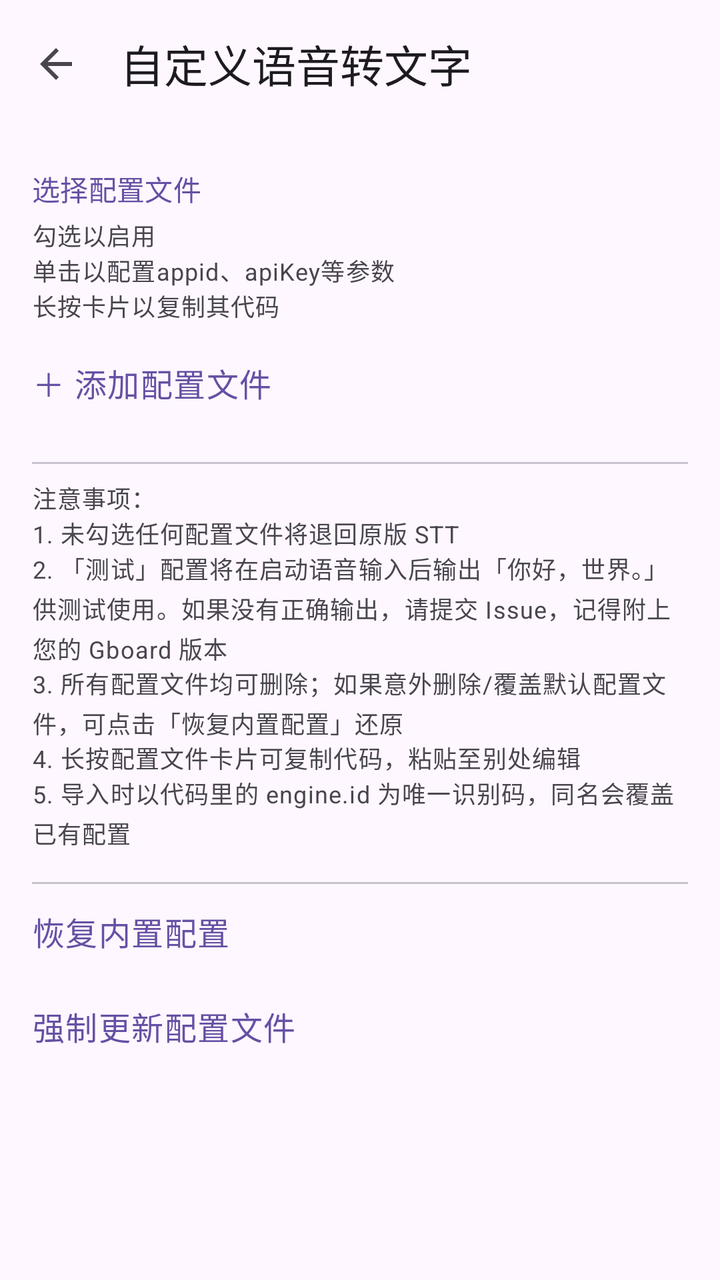
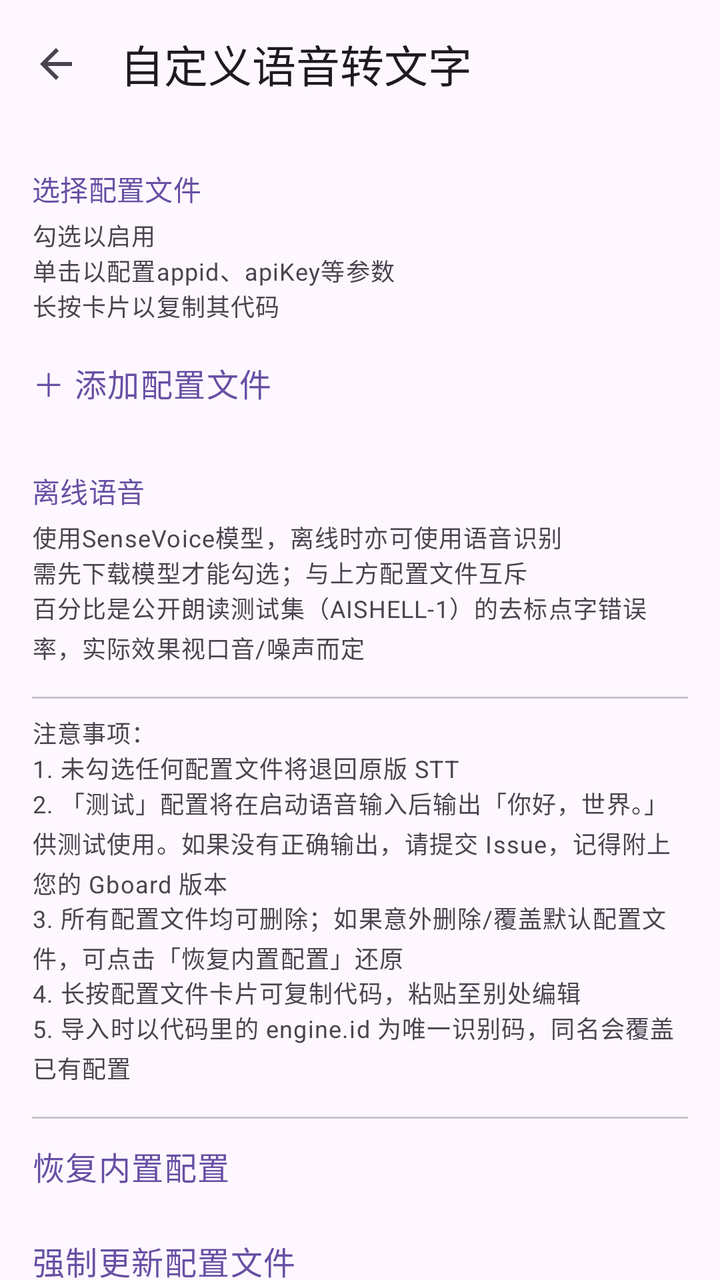

An Android layout rendered at two revisions. The XML below is the earlier revision; the diff shows what the commit changed to produce the second picture.
<!-- AndroidManifest.xml: application theme Theme.GboardExt -->
<!-- res/layout/activity_voice_engine.xml -->
<?xml version="1.0" encoding="utf-8"?>
<LinearLayout xmlns:android="http://schemas.android.com/apk/res/android"
    xmlns:app="http://schemas.android.com/apk/res-auto"
    android:layout_width="match_parent"
    android:layout_height="match_parent"
    android:fitsSystemWindows="true"
    android:orientation="vertical">

    <com.google.android.material.appbar.MaterialToolbar
        android:id="@+id/toolbar"
        android:layout_width="match_parent"
        android:layout_height="?attr/actionBarSize"
        app:navigationIcon="?attr/homeAsUpIndicator"
        app:title="自定义语音转文字" />

    <androidx.core.widget.NestedScrollView
        android:layout_width="match_parent"
        android:layout_height="match_parent"
        android:fitsSystemWindows="true"
        android:fillViewport="true">

        <LinearLayout
            android:layout_width="match_parent"
            android:layout_height="wrap_content"
            android:orientation="vertical"
            android:paddingStart="16dp"
            android:paddingEnd="16dp"
            android:paddingTop="8dp"
            android:paddingBottom="24dp">

            
            <TextView
                style="@style/ImeSectionHeader"
                android:text="选择配置文件" />

            <TextView
                style="@style/ImeNote"
                android:layout_marginTop="4dp"
                android:text="勾选以启用" />
            <TextView
                style="@style/ImeNote"
                android:text="单击以配置appid、apiKey等参数" />
            <TextView
                style="@style/ImeNote"
                android:text="长按卡片以复制其代码" />

            <LinearLayout
                android:id="@+id/list_profiles"
                android:layout_width="match_parent"
                android:layout_height="wrap_content"
                android:orientation="vertical" />

            <TextView
                android:id="@+id/btn_add_profile"
                style="@style/ImeAddButton"
                android:text="＋ 添加配置文件" />

            
            <View
                android:layout_width="match_parent"
                android:layout_height="1dp"
                android:layout_marginTop="16dp"
                android:background="?attr/colorOutlineVariant" />

            
            <LinearLayout
                android:layout_width="match_parent"
                android:layout_height="wrap_content"
                android:orientation="vertical"
                android:paddingTop="8dp">

                <TextView
                    style="@style/ImeNote"
                    android:text="注意事项：" />

                <TextView
                    style="@style/ImeNote"
                    android:text="1. 未勾选任何配置文件将退回原版 STT" />
                <TextView
                    android:id="@+id/tv_note_issue"
                    style="@style/ImeNote"
                    android:text="2. 「测试」配置将在启动语音输入后输出「你好，世界。」供测试使用。如果没有正确输出，请提交 Issue，记得附上您的 Gboard 版本" />
                <TextView
                    style="@style/ImeNote"
                    android:text="3. 所有配置文件均可删除；如果意外删除/覆盖默认配置文件，可点击「恢复内置配置」还原" />
                <TextView
                    style="@style/ImeNote"
                    android:text="4. 长按配置文件卡片可复制代码，粘贴至别处编辑" />
                <TextView
                    style="@style/ImeNote"
                    android:text="5. 导入时以代码里的 engine.id 为唯一识别码，同名会覆盖已有配置" />

            </LinearLayout>

            
            <View
                android:layout_width="match_parent"
                android:layout_height="1dp"
                android:layout_marginTop="16dp"
                android:background="?attr/colorOutlineVariant" />

            <TextView
                android:id="@+id/tv_restore_builtins"
                android:layout_width="match_parent"
                android:layout_height="wrap_content"
                android:paddingTop="12dp"
                android:paddingBottom="12dp"
                android:text="恢复内置配置"
                android:textAppearance="?attr/textAppearanceBodyLarge"
                android:textColor="?attr/colorPrimary"
                android:clickable="true"
                android:focusable="true"
                android:background="?attr/selectableItemBackground" />

            <TextView
                android:id="@+id/tv_force_update"
                android:layout_width="match_parent"
                android:layout_height="wrap_content"
                android:paddingTop="12dp"
                android:paddingBottom="12dp"
                android:text="强制更新配置文件"
                android:textAppearance="?attr/textAppearanceBodyLarge"
                android:textColor="?attr/colorPrimary"
                android:clickable="true"
                android:focusable="true"
                android:background="?attr/selectableItemBackground" />

        </LinearLayout>

    </androidx.core.widget.NestedScrollView>

</LinearLayout>
<!-- resources referenced by this layout -->
<resources>
  <style name="ImeAddButton" parent="">
          <item name="android:layout_width">match_parent</item>
          <item name="android:layout_height">wrap_content</item>
          <item name="android:layout_marginTop">6dp</item>
          <item name="android:paddingTop">12dp</item>
          <item name="android:paddingBottom">12dp</item>
          <item name="android:textAppearance">?attr/textAppearanceBodyLarge</item>
          <item name="android:textColor">?attr/colorPrimary</item>
          <item name="android:clickable">true</item>
          <item name="android:focusable">true</item>
          <item name="android:background">?attr/selectableItemBackground</item>
      </style>
  <style name="ImeNote" parent="">
          <item name="android:layout_width">match_parent</item>
          <item name="android:layout_height">wrap_content</item>
          <item name="android:textAppearance">?attr/textAppearanceBodySmall</item>
          <item name="android:textColor">?attr/colorOnSurfaceVariant</item>
          <item name="android:lineSpacingMultiplier">1.15</item>
      </style>
  <style name="ImeSectionHeader" parent="">
          <item name="android:layout_width">match_parent</item>
          <item name="android:layout_height">wrap_content</item>
          <item name="android:layout_marginTop">12dp</item>
          <item name="android:textAppearance">?attr/textAppearanceTitleSmall</item>
          <item name="android:textColor">?attr/colorPrimary</item>
      </style>
  <style name="Theme.GboardExt" parent="Theme.Material3.DayNight.NoActionBar" />
</resources>

<!-- the commit's change to res/layout/activity_voice_engine.xml (unified diff, before → after) -->
@@ -54,6 +54,29 @@
                 android:id="@+id/btn_add_profile"
                 style="@style/ImeAddButton"
                 android:text="＋ 添加配置文件" />
+
+            
+            <TextView
+                style="@style/ImeSectionHeader"
+                android:layout_marginTop="20dp"
+                android:text="离线语音" />
+
+            <TextView
+                style="@style/ImeNote"
+                android:layout_marginTop="4dp"
+                android:text="使用SenseVoice模型，离线时亦可使用语音识别" />
+            <TextView
+                style="@style/ImeNote"
+                android:text="需先下载模型才能勾选；与上方配置文件互斥" />
+            <TextView
+                style="@style/ImeNote"
+                android:text="百分比是公开朗读测试集（AISHELL-1）的去标点字错误率，实际效果视口音/噪声而定" />
+
+            <LinearLayout
+                android:id="@+id/list_models"
+                android:layout_width="match_parent"
+                android:layout_height="wrap_content"
+                android:orientation="vertical" />
 
             
             <View
